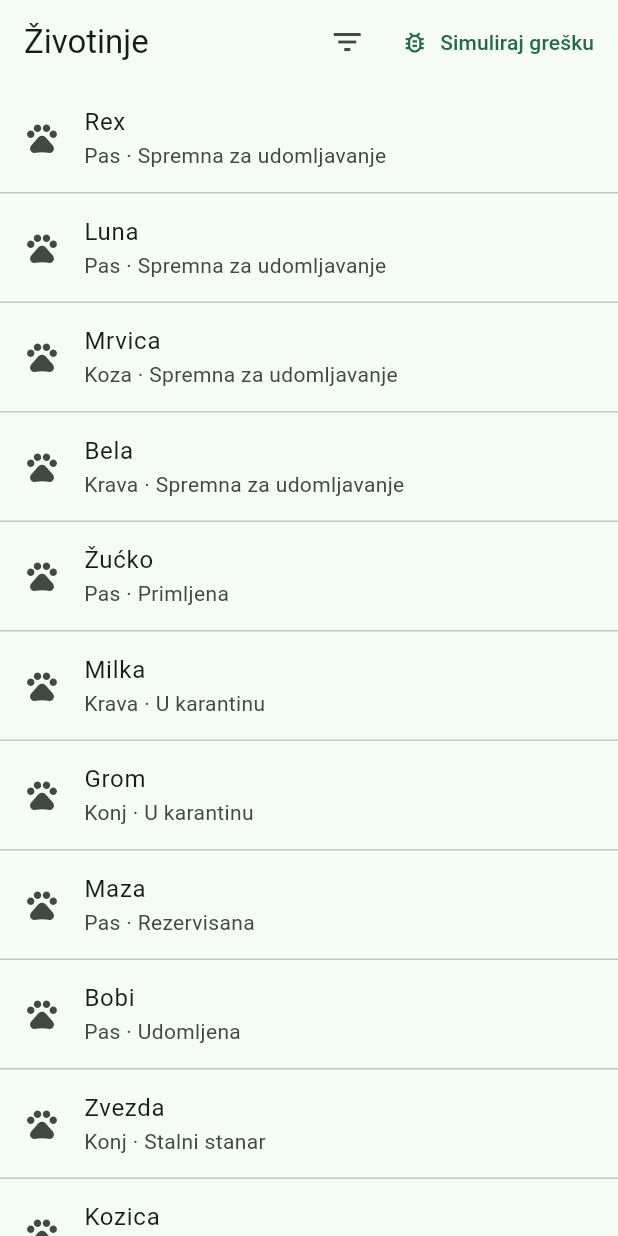
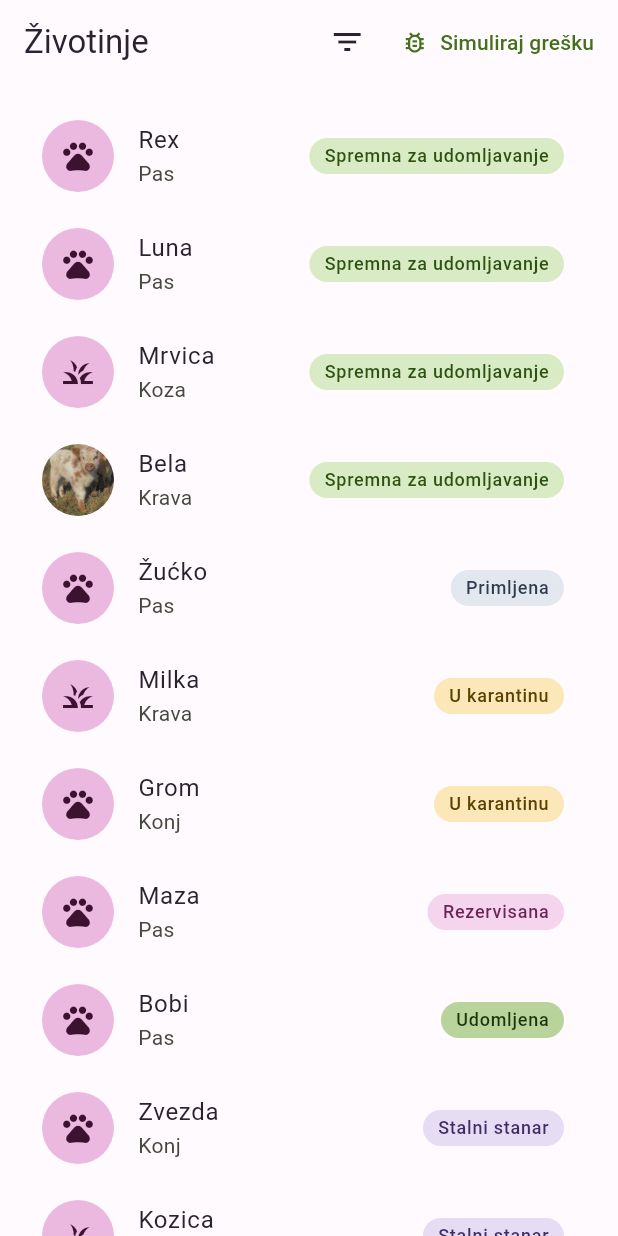
Before and after one commit to Razvoj-multiplatformskih-aplikacija-26/tim-04, a Flutter app: the screen it shows after launch, on a phone screen of 412 x 824 dp. Run offline on Flutter 3.47's test engine with Material 3 defaults, Android fonts, the phone set to English and light mode, and no system bars; our stand-ins replace bloc, equatable, flutter_bloc, go_router.

Commit message:
router, an. in the URL and show animal photos

```diff
--- a/apps/backoffice/lib/app.dart
+++ b/apps/backoffice/lib/app.dart
@@ -2,35 +2,54 @@ import 'package:blocs/blocs.dart';
 import 'package:flutter/material.dart';
 import 'package:flutter_bloc/flutter_bloc.dart';
 import 'package:flutter_localizations/flutter_localizations.dart';
+import 'package:go_router/go_router.dart';
+import 'package:ui/ui.dart';
 
 import 'dependencies.dart';
+import 'router.dart';
 import 'screens/animals_screen.dart';
 
-class BackofficeApp extends StatelessWidget {
-  const BackofficeApp({super.key, required this.dependencies});
+class BackofficeApp extends StatefulWidget {
+  const BackofficeApp({super.key, required this.dependencies, this.initialLocation = AnimalsScreen.path});
 
   static const locale = Locale.fromSubtags(languageCode: 'sr', scriptCode: 'Cyrl');
 
   final BackofficeDependencies dependencies;
 
+  final String initialLocation;
+
+  @override
+  State<BackofficeApp> createState() => _BackofficeAppState();
+}
+
+class _BackofficeAppState extends State<BackofficeApp> {
+  late final GoRouter _router = createRouter(initialLocation: widget.initialLocation);
+
+  @override
+  void dispose() {
+    _router.dispose();
+    super.dispose();
+  }
+
   @override
   Widget build(BuildContext context) {
+    final dependencies = widget.dependencies;
     return RepositoryProvider.value(
       value: dependencies,
       child: BlocProvider(
         create: (_) => AnimalsBloc(repository: dependencies.repository)..add(const AnimalsRequested()),
-        child: MaterialApp(
+        child: MaterialApp.router(
           title: 'Utočište — Backoffice',
-          theme: ThemeData(colorSchemeSeed: const Color(0xFF2E7D5B)),
-          darkTheme: ThemeData(colorSchemeSeed: const Color(0xFF2E7D5B), brightness: Brightness.dark),
-          locale: locale,
-          supportedLocales: const [locale],
+          theme: UtocisteTheme.light(),
+          darkTheme: UtocisteTheme.dark(),
+          locale: BackofficeApp.locale,
+          supportedLocales: const [BackofficeApp.locale],
           localizationsDelegates: const [
             GlobalMaterialLocalizations.delegate,
             GlobalWidgetsLocalizations.delegate,
             GlobalCupertinoLocalizations.delegate,
           ],
-          home: const AnimalsScreen(),
+          routerConfig: _router,
         ),
       ),
     );
--- a/apps/backoffice/lib/data/seed.dart
+++ b/apps/backoffice/lib/data/seed.dart
@@ -26,6 +26,7 @@ Animal _animal(
   required String enclosure,
   required DateTime receivedAt,
   required AnimalStatus status,
+  String? photo,
 }) {
   return Animal(
     id: AnimalId(id),
@@ -36,6 +37,7 @@ Animal _animal(
     enclosureId: EnclosureId(enclosure),
     status: status,
     receivedAt: receivedAt,
+    photoUrl: photo,
   );
 }
 
@@ -97,6 +99,7 @@ final seedAnimals = [
     enclosure: 'S-1',
     receivedAt: DateTime(2026, 6, 10),
     status: ReadyForAdoption(since: DateTime(2026, 7, 1)),
+    photo: 'assets/animals/cute_cow.jpg',
   ),
   _animal(
     'a-05',
--- /dev/null
+++ b/apps/backoffice/lib/router.dart
@@ -0,0 +1,20 @@
+import 'package:domain/domain.dart';
+import 'package:go_router/go_router.dart';
+
+import 'screens/animals_screen.dart';
+
+GoRouter createRouter({String initialLocation = AnimalsScreen.path}) {
+  return GoRouter(
+    initialLocation: initialLocation,
+    routes: [
+      GoRoute(path: '/', redirect: (_, _) => AnimalsScreen.path),
+      GoRoute(
+        path: AnimalsScreen.path,
+        builder: (context, state) {
+          final selected = state.uri.queryParameters['selected'];
+          return AnimalsScreen(selectedId: selected == null ? null : AnimalId(selected));
+        },
+      ),
+    ],
+  );
+}
--- a/apps/backoffice/lib/screens/animals_screen.dart
+++ b/apps/backoffice/lib/screens/animals_screen.dart
@@ -2,16 +2,46 @@ import 'package:blocs/blocs.dart';
 import 'package:domain/domain.dart';
 import 'package:flutter/material.dart';
 import 'package:flutter_bloc/flutter_bloc.dart';
+import 'package:go_router/go_router.dart';
+import 'package:ui/ui.dart';
 
 import '../dependencies.dart';
 
-class AnimalsScreen extends StatelessWidget {
-  const AnimalsScreen({super.key});
+/// The URL owns the selection: a tap changes the address, and the screen passes the address on to the bloc.
+class AnimalsScreen extends StatefulWidget {
+  const AnimalsScreen({super.key, this.selectedId});
+
+  static const path = '/animals';
+
+  static String pathFor(AnimalId? selected) => selected == null ? path : '$path?selected=${selected.value}';
+
+  final AnimalId? selectedId;
+
+  @override
+  State<AnimalsScreen> createState() => _AnimalsScreenState();
+}
+
+class _AnimalsScreenState extends State<AnimalsScreen> {
+  late final AnimalsBloc _bloc = context.read<AnimalsBloc>();
+
+  @override
+  void initState() {
+    super.initState();
+    _bloc.add(AnimalSelected(widget.selectedId));
+  }
+
+  @override
+  void didUpdateWidget(AnimalsScreen oldWidget) {
+    super.didUpdateWidget(oldWidget);
+    if (oldWidget.selectedId != widget.selectedId) _bloc.add(AnimalSelected(widget.selectedId));
+  }
+
+  /// Tapping the selected animal again clears the selection.
+  void _toggle(AnimalId id) => context.go(AnimalsScreen.pathFor(id == widget.selectedId ? null : id));
 
   @override
   Widget build(BuildContext context) {
     final fake = context.read<BackofficeDependencies>().fakeRepository;
-    final bloc = context.read<AnimalsBloc>();
 
     return Scaffold(
       appBar: AppBar(
@@ -20,7 +50,7 @@ class AnimalsScreen extends StatelessWidget {
           PopupMenuButton<AnimalsFilter>(
             tooltip: 'Filter',
             icon: const Icon(Icons.filter_list),
-            onSelected: (filter) => bloc.add(AnimalsFilterChanged(filter)),
+            onSelected: (filter) => _bloc.add(AnimalsFilterChanged(filter)),
             itemBuilder: (_) => [
               for (final filter in AnimalsFilter.values)
                 PopupMenuItem(value: filter, child: Text(_filterLabel(filter))),
@@ -30,7 +60,7 @@ class AnimalsScreen extends StatelessWidget {
             TextButton.icon(
               onPressed: () {
                 fake.failNextRequest();
-                bloc.add(const AnimalsRetried());
+                _bloc.add(const AnimalsRetried());
               },
               icon: const Icon(Icons.bug_report_outlined),
               label: const Text('Simuliraj grešku'),
@@ -39,31 +69,21 @@ class AnimalsScreen extends StatelessWidget {
       ),
       body: BlocBuilder<AnimalsBloc, AnimalsState>(
         builder: (context, state) => switch (state) {
-          AnimalsLoading() => const Center(child: CircularProgressIndicator()),
-          AnimalsFailure() => Center(
-            child: Column(
-              mainAxisSize: MainAxisSize.min,
-              children: [
-                const Icon(Icons.cloud_off, size: 48),
-                const SizedBox(height: 12),
-                const Text('Učitavanje nije uspelo.'),
-                const SizedBox(height: 12),
-                FilledButton(onPressed: () => bloc.add(const AnimalsRetried()), child: const Text('Pokušaj ponovo')),
-              ],
-            ),
-          ),
-          AnimalsEmpty(:final filter) => Center(child: Text('Nema životinja za filter „${_filterLabel(filter)}“.')),
-          AnimalsLoaded(:final animals, :final selectedId) => ListView.separated(
+          AnimalsLoading() => const LoadingView(),
+          AnimalsFailure() => FailureView(onRetry: () => _bloc.add(const AnimalsRetried())),
+          AnimalsEmpty(:final filter) => EmptyView(message: 'Nema životinja za filter „${_filterLabel(filter)}“.'),
+          AnimalsLoaded(:final animals, :final selectedId) => ListView.builder(
+            padding: const EdgeInsets.all(12),
             itemCount: animals.length,
-            separatorBuilder: (_, _) => const Divider(height: 1),
             itemBuilder: (context, index) {
               final animal = animals[index];
               return ListTile(
-                leading: const Icon(Icons.pets),
+                leading: AnimalPhoto(animal: animal),
                 title: Text(animal.name.text),
-                subtitle: Text('${_speciesLabel(animal.species)} · ${_statusLabel(animal.status)}'),
+                subtitle: Text(animal.species.label),
+                trailing: StatusBadge(status: animal.status),
                 selected: animal.id == selectedId,
-                onTap: () => bloc.add(AnimalSelected(animal.id)),
+                onTap: () => _toggle(animal.id),
               );
             },
           ),
@@ -73,6 +93,7 @@ class AnimalsScreen extends StatelessWidget {
   }
 }
 
+/// Stays in the app: `ui` must not depend on `blocs`, and AnimalsFilter lives there.
 String _filterLabel(AnimalsFilter filter) => switch (filter) {
   AnimalsFilter.all => 'Sve',
   AnimalsFilter.received => 'Primljene',
@@ -83,20 +104,3 @@ String _filterLabel(AnimalsFilter filter) => switch (filter) {
   AnimalsFilter.permanentResident => 'Stalni stanari',
   AnimalsFilter.returned => 'Vraćene',
 };
-
-String _speciesLabel(Species species) => switch (species) {
-  Species.dog => 'Pas',
-  Species.cow => 'Krava',
-  Species.goat => 'Koza',
-  Species.horse => 'Konj',
-};
-
-String _statusLabel(AnimalStatus status) => switch (status) {
-  Received() => 'Primljena',
-  InQuarantine() => 'U karantinu',
-  ReadyForAdoption() => 'Spremna za udomljavanje',
-  Reserved() => 'Rezervisana',
-  Adopted() => 'Udomljena',
-  PermanentResident() => 'Stalni stanar',
-  Returned() => 'Vraćena',
-};
--- a/apps/backoffice/pubspec.yaml
+++ b/apps/backoffice/pubspec.yaml
@@ -20,6 +20,8 @@ dependencies:
   flutter_web_plugins:
     sdk: flutter
   go_router: 18.0.2
+  ui:
+    path: ../../packages/ui
 
 dev_dependencies:
   flutter_lints: 6.0.0
--- /dev/null
+++ b/packages/ui/lib/src/widgets/animal_photo.dart
@@ -0,0 +1,50 @@
+import 'package:domain/domain.dart';
+import 'package:flutter/material.dart';
+
+/// The animal's photo from `packages/ui/assets/animals/`, or a rose circle with the species icon when there is none.
+class AnimalPhoto extends StatelessWidget {
+  const AnimalPhoto({super.key, required this.animal, this.size = 48});
+
+  final Animal animal;
+  final double size;
+
+  @override
+  Widget build(BuildContext context) {
+    final photo = animal.photoUrl;
+    return ClipOval(
+      child: SizedBox.square(
+        dimension: size,
+        child: photo == null
+            ? _Placeholder(species: animal.species, size: size)
+            : Image.asset(
+                photo,
+                package: 'ui',
+                fit: BoxFit.cover,
+                semanticLabel: animal.name.text,
+                errorBuilder: (_, _, _) => _Placeholder(species: animal.species, size: size),
+              ),
+      ),
+    );
+  }
+}
+
+class _Placeholder extends StatelessWidget {
+  const _Placeholder({required this.species, required this.size});
+
+  final Species species;
+  final double size;
+
+  @override
+  Widget build(BuildContext context) {
+    final scheme = Theme.of(context).colorScheme;
+    return ColoredBox(
+      color: scheme.tertiaryContainer,
+      child: Icon(_icon, size: size * 0.5, color: scheme.onTertiaryContainer),
+    );
+  }
+
+  IconData get _icon => switch (species) {
+    Species.dog || Species.horse => Icons.pets,
+    Species.cow || Species.goat => Icons.grass,
+  };
+}
--- a/packages/ui/lib/ui.dart
+++ b/packages/ui/lib/ui.dart
@@ -2,5 +2,6 @@ export 'src/flora.dart';
 export 'src/text/domain_errors.dart';
 export 'src/text/serbian.dart';
 export 'src/theme.dart';
+export 'src/widgets/animal_photo.dart';
 export 'src/widgets/state_views.dart';
 export 'src/widgets/status_badge.dart';
--- a/packages/ui/pubspec.yaml
+++ b/packages/ui/pubspec.yaml
@@ -17,3 +17,7 @@ dev_dependencies:
   flutter_lints: 6.0.0
   flutter_test:
     sdk: flutter
+
+flutter:
+  assets:
+    - assets/animals/
```
Also changed, not shown: packages/ui/assets/animals/cute_cow.jpg (added), 3 other files.
